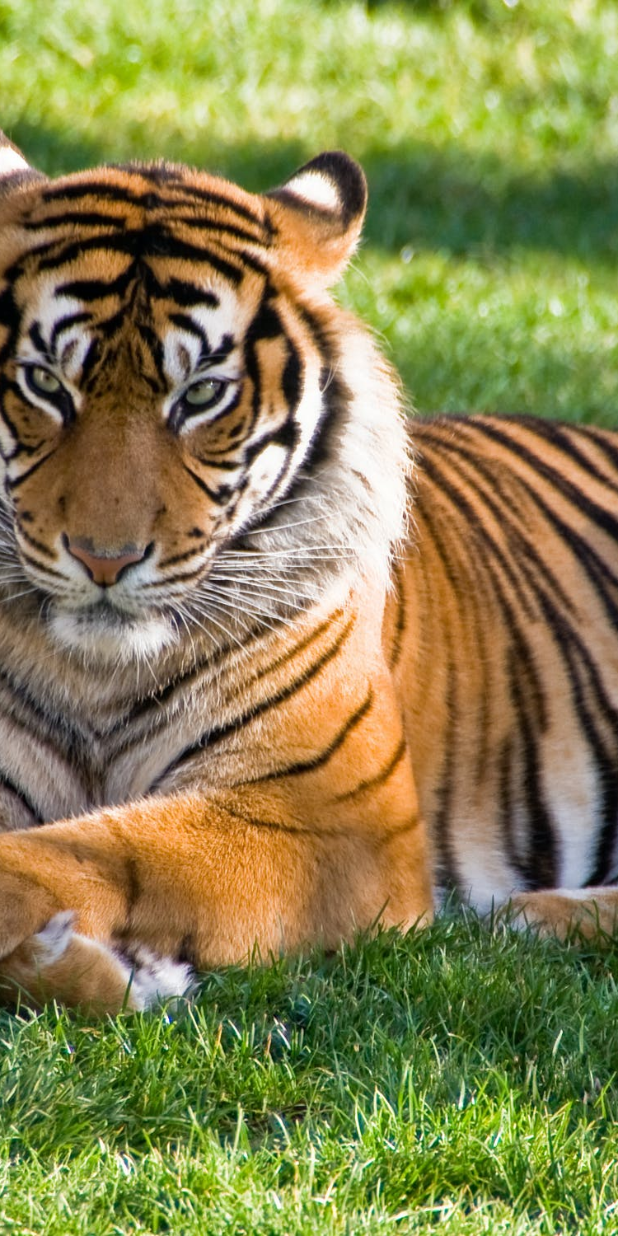
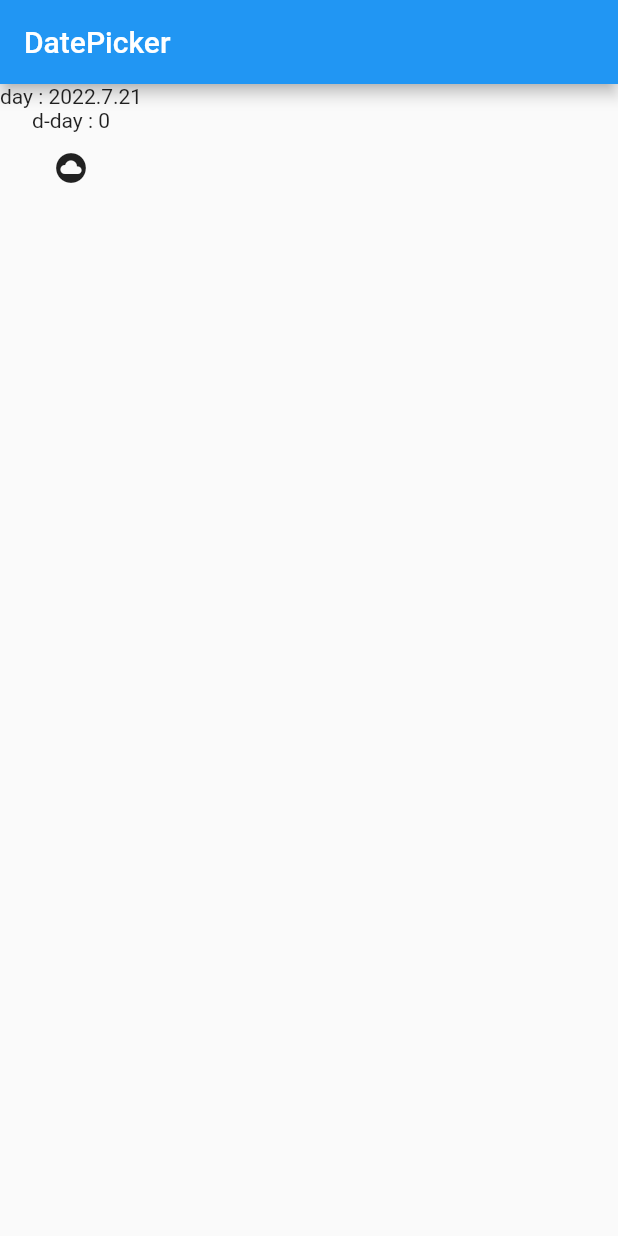
Before and after one commit to jh8057/zzemalapp, a Flutter app: the screen it shows after launch, on a phone screen of 412 x 824 dp. Run offline on Flutter 3.47's test engine with Material 2 defaults, Android fonts, the phone set to English and light mode, and no system bars; our stand-ins replace fluttertoast, webview_flutter; missing offline and left inert: webview_flutter_web.

Commit message:
datepicker

```diff
--- /dev/null
+++ b/lib/dart_project/5.datepicker.dart
@@ -0,0 +1,59 @@
+import 'package:flutter/cupertino.dart';
+import 'package:flutter/material.dart';
+
+class MyDatePicker extends StatefulWidget {
+  const MyDatePicker({Key? key}) : super(key: key);
+
+  @override
+  State<MyDatePicker> createState() => _MyDatePickerState();
+}
+
+class _MyDatePickerState extends State<MyDatePicker> {
+  DateTime selectedDate =
+      DateTime(DateTime.now().year, DateTime.now().month, DateTime.now().day);
+  final now = DateTime.now();
+  @override
+  Widget build(BuildContext context) {
+    return Scaffold(
+        appBar: AppBar(
+          title: const Text('DatePicker'),
+        ),
+        body: Column(
+          children: [
+            Text(
+                'day : ${selectedDate.year}.${selectedDate.month}.${selectedDate.day}'),
+            Text(
+                'd-day : ${DateTime(now.year, now.month, now.day).difference(selectedDate).inDays}'),
+            IconButton(
+                onPressed: () {
+                  print('picker');
+                  showCupertinoDialog(
+                      context: context,
+                      barrierDismissible: true,
+                      builder: (BuildContext context) {
+                        return Align(
+                          alignment: Alignment.bottomCenter,
+                          child: Container(
+                            color: Colors.white,
+                            height: 300,
+                            child: CupertinoDatePicker(
+                              mode: CupertinoDatePickerMode.date,
+                              initialDateTime: selectedDate,
+                              maximumDate:
+                                  DateTime(now.year, now.month, now.day),
+                              onDateTimeChanged: (DateTime data) {
+                                print(data);
+                                setState(() {
+                                  selectedDate = data;
+                                });
+                              },
+                            ),
+                          ),
+                        );
+                      });
+                },
+                icon: const Icon(Icons.cloud_circle))
+          ],
+        ));
+  }
+}
--- a/lib/main.dart
+++ b/lib/main.dart
@@ -1,5 +1,6 @@
 import 'package:flutter/material.dart';
 import 'package:my_app/dart_project/4.imageCarousel.dart';
+import 'package:my_app/dart_project/5.datepicker.dart';
 
 void main() => runApp(const MyApp());
 
@@ -10,7 +11,7 @@ class MyApp extends StatelessWidget {
   Widget build(BuildContext context) {
     return const MaterialApp(
       title: 'zzemalApp',
-      home: ImagePage(),
+      home: MyDatePicker(),
     );
   }
 }
```
Also changed, not shown: 1 other file.
